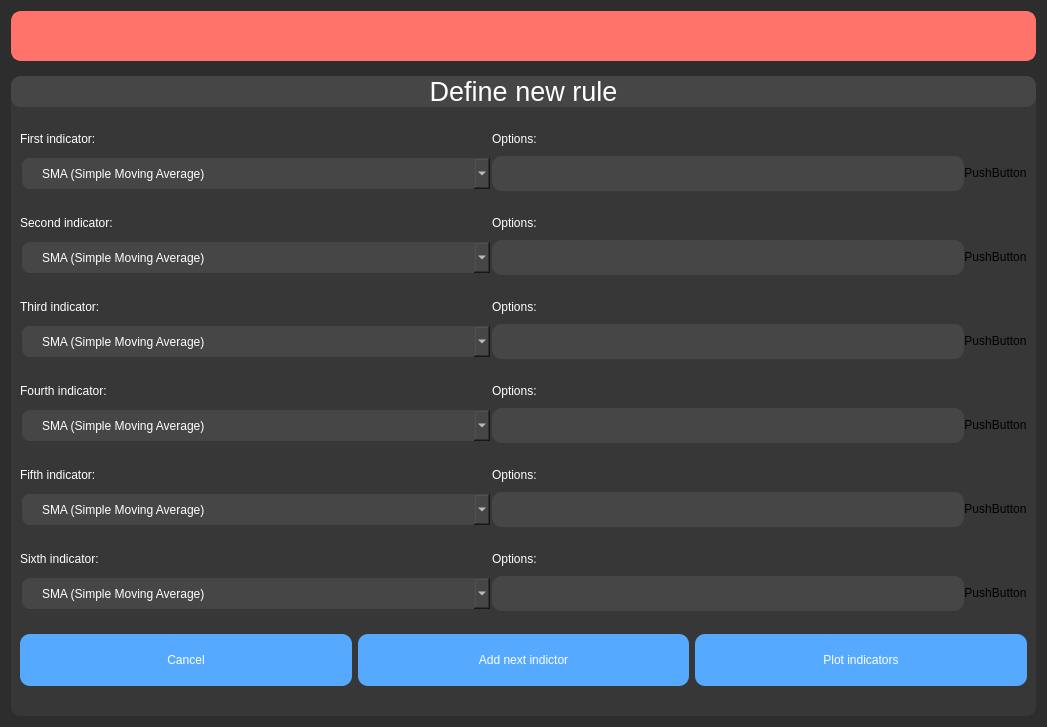
This is ui/define_indicator_to_plot_page.ui in kornelHub/BackTesting-App as Qt 5 draws it before an edit. The edited form follows.
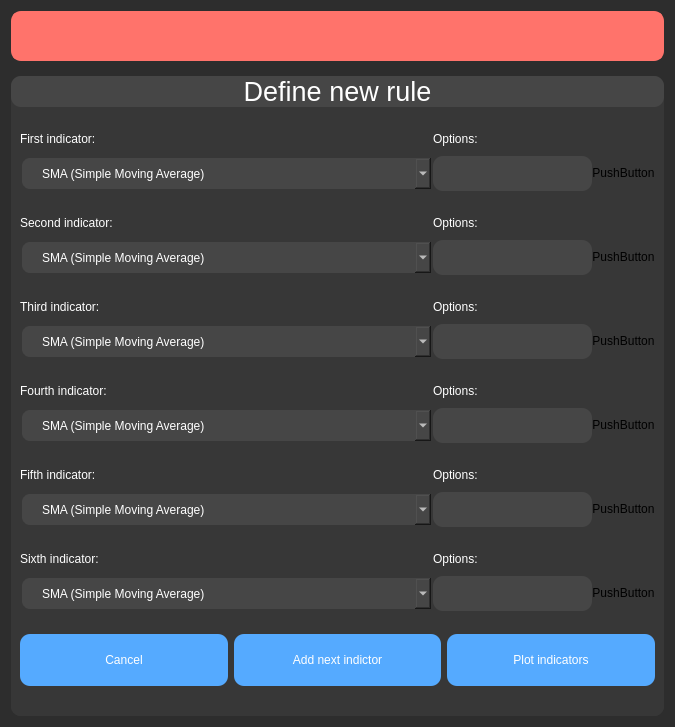
This is the edited form.

Commit message: change indicator options QPushButton to QToolButton and adjust visual style in define_indicator_to_plot_page.ui

Patch:
```diff
--- a/ui/define_indicator_to_plot_page.ui
+++ b/ui/define_indicator_to_plot_page.ui
@@ -6,10 +6,22 @@
    <rect>
     <x>0</x>
     <y>0</y>
-    <width>1047</width>
+    <width>675</width>
     <height>727</height>
    </rect>
   </property>
+  <property name="minimumSize">
+   <size>
+    <width>675</width>
+    <height>0</height>
+   </size>
+  </property>
+  <property name="maximumSize">
+   <size>
+    <width>675</width>
+    <height>16777215</height>
+   </size>
+  </property>
   <property name="windowTitle">
    <string>Form</string>
   </property>
@@ -196,51 +208,6 @@
                <property name="spacing">
                 <number>0</number>
                </property>
-               <item row="1" column="1">
-                <widget class="QPushButton" name="indicatorOptions_button">
-                 <property name="sizePolicy">
-                  <sizepolicy hsizetype="Expanding" vsizetype="Expanding">
-                   <horstretch>0</horstretch>
-                   <verstretch>0</verstretch>
-                  </sizepolicy>
-                 </property>
-                 <property name="minimumSize">
-                  <size>
-                   <width>0</width>
-                   <height>35</height>
-                  </size>
-                 </property>
-                 <property name="maximumSize">
-                  <size>
-                   <width>16777215</width>
-                   <height>35</height>
-                  </size>
-                 </property>
-                 <property name="font">
-                  <font>
-                   <pointsize>10</pointsize>
-                  </font>
-                 </property>
-                 <property name="styleSheet">
-                  <string notr="true">QPushButton {
-color: rgb(255, 255, 255);
-background-color: rgb(70,70,70);
-border: 0px sold;
-border-radius: 10px;
-
-}
-QPushButton:hover {
-	 border: 2px solid rgb(85,85,85);
-}
-QPushButton[invalid='true']{
-        border: 2px solid rgb(255, 115, 107);
-}</string>
-                 </property>
-                 <property name="text">
-                  <string/>
-                 </property>
-                </widget>
-               </item>
                <item row="1" column="0">
                 <widget class="QComboBox" name="firstIndicator_comboBox">
                  <property name="sizePolicy">
@@ -451,6 +418,55 @@
                  </property>
                 </widget>
                </item>
+               <item row="1" column="1">
+                <widget class="QToolButton" name="indicatorOptions_button">
+                 <property name="sizePolicy">
+                  <sizepolicy hsizetype="Expanding" vsizetype="Expanding">
+                   <horstretch>0</horstretch>
+                   <verstretch>0</verstretch>
+                  </sizepolicy>
+                 </property>
+                 <property name="minimumSize">
+                  <size>
+                   <width>0</width>
+                   <height>35</height>
+                  </size>
+                 </property>
+                 <property name="maximumSize">
+                  <size>
+                   <width>16777215</width>
+                   <height>35</height>
+                  </size>
+                 </property>
+                 <property name="font">
+                  <font>
+                   <pointsize>10</pointsize>
+                  </font>
+                 </property>
+                 <property name="layoutDirection">
+                  <enum>Qt::RightToLeft</enum>
+                 </property>
+                 <property name="styleSheet">
+                  <string notr="true">QToolButton {
+color: rgb(255, 255, 255);
+background-color: rgb(70,70,70);
+border: 0px sold;
+border-radius: 10px;
+padding-left: 50px;
+padding-right: 10px;
+}
+QToolButton:hover {
+	 border: 2px solid rgb(85,85,85);
+}
+QToolButton[invalid='true']{
+        border: 2px solid rgb(255, 115, 107);
+}</string>
+                 </property>
+                 <property name="text">
+                  <string/>
+                 </property>
+                </widget>
+               </item>
               </layout>
              </widget>
             </item>
@@ -541,51 +557,6 @@
                  </property>
                 </widget>
                </item>
-               <item row="1" column="1">
-                <widget class="QPushButton" name="indicatorOptions_button_2">
-                 <property name="sizePolicy">
-                  <sizepolicy hsizetype="Expanding" vsizetype="Expanding">
-                   <horstretch>0</horstretch>
-                   <verstretch>0</verstretch>
-                  </sizepolicy>
-                 </property>
-                 <property name="minimumSize">
-                  <size>
-                   <width>0</width>
-                   <height>35</height>
-                  </size>
-                 </property>
-                 <property name="maximumSize">
-                  <size>
-                   <width>16777215</width>
-                   <height>35</height>
-                  </size>
-                 </property>
-                 <property name="font">
-                  <font>
-                   <pointsize>10</pointsize>
-                  </font>
-                 </property>
-                 <property name="styleSheet">
-                  <string notr="true">QPushButton {
-color: rgb(255, 255, 255);
-background-color: rgb(70,70,70);
-border: 0px sold;
-border-radius: 10px;
-
-}
-QPushButton:hover {
-	 border: 2px solid rgb(85,85,85);
-}
-QPushButton[invalid='true']{
-        border: 2px solid rgb(255, 115, 107);
-}</string>
-                 </property>
-                 <property name="text">
-                  <string/>
-                 </property>
-                </widget>
-               </item>
                <item row="1" column="0">
                 <widget class="QComboBox" name="firstIndicator_comboBox_2">
                  <property name="sizePolicy">
@@ -764,6 +735,55 @@
                  </property>
                 </widget>
                </item>
+               <item row="1" column="1">
+                <widget class="QToolButton" name="indicatorOptions_button_2">
+                 <property name="sizePolicy">
+                  <sizepolicy hsizetype="Expanding" vsizetype="Expanding">
+                   <horstretch>0</horstretch>
+                   <verstretch>0</verstretch>
+                  </sizepolicy>
+                 </property>
+                 <property name="minimumSize">
+                  <size>
+                   <width>0</width>
+                   <height>35</height>
+                  </size>
+                 </property>
+                 <property name="maximumSize">
+                  <size>
+                   <width>16777215</width>
+                   <height>35</height>
+                  </size>
+                 </property>
+                 <property name="font">
+                  <font>
+                   <pointsize>10</pointsize>
+                  </font>
+                 </property>
+                 <property name="layoutDirection">
+                  <enum>Qt::RightToLeft</enum>
+                 </property>
+                 <property name="styleSheet">
+                  <string notr="true">QToolButton {
+color: rgb(255, 255, 255);
+background-color: rgb(70,70,70);
+border: 0px sold;
+border-radius: 10px;
+padding-left: 50px;
+padding-right: 10px;
+}
+QToolButton:hover {
+	 border: 2px solid rgb(85,85,85);
+}
+QToolButton[invalid='true']{
+        border: 2px solid rgb(255, 115, 107);
+}</string>
+                 </property>
+                 <property name="text">
+                  <string/>
+                 </property>
+                </widget>
+               </item>
               </layout>
              </widget>
             </item>
@@ -854,51 +874,6 @@
                  </property>
                 </widget>
                </item>
-               <item row="1" column="1">
-                <widget class="QPushButton" name="indicatorOptions_button_3">
-                 <property name="sizePolicy">
-                  <sizepolicy hsizetype="Expanding" vsizetype="Expanding">
-                   <horstretch>0</horstretch>
-                   <verstretch>0</verstretch>
-                  </sizepolicy>
-                 </property>
-                 <property name="minimumSize">
-                  <size>
-                   <width>0</width>
-                   <height>35</height>
-                  </size>
-                 </property>
-                 <property name="maximumSize">
-                  <size>
-                   <width>16777215</width>
-                   <height>35</height>
-                  </size>
-                 </property>
-                 <property name="font">
-                  <font>
-                   <pointsize>10</pointsize>
-                  </font>
-                 </property>
-                 <property name="styleSheet">
-                  <string notr="true">QPushButton {
-color: rgb(255, 255, 255);
-background-color: rgb(70,70,70);
-border: 0px sold;
-border-radius: 10px;
-
-}
-QPushButton:hover {
-	 border: 2px solid rgb(85,85,85);
-}
-QPushButton[invalid='true']{
-        border: 2px solid rgb(255, 115, 107);
-}</string>
-                 </property>
-                 <property name="text">
-                  <string/>
-                 </property>
-                </widget>
-               </item>
                <item row="1" column="0">
                 <widget class="QComboBox" name="firstIndicator_comboBox_3">
                  <property name="sizePolicy">
@@ -1077,6 +1052,55 @@
                  </property>
                 </widget>
                </item>
+               <item row="1" column="1">
+                <widget class="QToolButton" name="indicatorOptions_button_3">
+                 <property name="sizePolicy">
+                  <sizepolicy hsizetype="Expanding" vsizetype="Expanding">
+                   <horstretch>0</horstretch>
+                   <verstretch>0</verstretch>
+                  </sizepolicy>
+                 </property>
+                 <property name="minimumSize">
+                  <size>
+                   <width>0</width>
+                   <height>35</height>
+                  </size>
+                 </property>
+                 <property name="maximumSize">
+                  <size>
+                   <width>16777215</width>
+                   <height>35</height>
+                  </size>
+                 </property>
+                 <property name="font">
+                  <font>
+                   <pointsize>10</pointsize>
+                  </font>
+                 </property>
+                 <property name="layoutDirection">
+                  <enum>Qt::RightToLeft</enum>
+                 </property>
+                 <property name="styleSheet">
+                  <string notr="true">QToolButton {
+color: rgb(255, 255, 255);
+background-color: rgb(70,70,70);
+border: 0px sold;
+border-radius: 10px;
+padding-left: 50px;
+padding-right: 10px;
+}
+QToolButton:hover {
+	 border: 2px solid rgb(85,85,85);
+}
+QToolButton[invalid='true']{
+        border: 2px solid rgb(255, 115, 107);
+}</string>
+                 </property>
+                 <property name="text">
+                  <string/>
+                 </property>
+                </widget>
+               </item>
               </layout>
              </widget>
             </item>
@@ -1338,51 +1362,6 @@
                  </item>
                 </widget>
                </item>
-               <item row="1" column="1">
-                <widget class="QPushButton" name="indicatorOptions_button_4">
-                 <property name="sizePolicy">
-                  <sizepolicy hsizetype="Expanding" vsizetype="Expanding">
-                   <horstretch>0</horstretch>
-                   <verstretch>0</verstretch>
-                  </sizepolicy>
-                 </property>
-                 <property name="minimumSize">
-                  <size>
-                   <width>0</width>
-                   <height>35</height>
-                  </size>
-                 </property>
-                 <property name="maximumSize">
-                  <size>
-                   <width>16777215</width>
-                   <height>35</height>
-                  </size>
-                 </property>
-                 <property name="font">
-                  <font>
-                   <pointsize>10</pointsize>
-                  </font>
-                 </property>
-                 <property name="styleSheet">
-                  <string notr="true">QPushButton {
-color: rgb(255, 255, 255);
-background-color: rgb(70,70,70);
-border: 0px sold;
-border-radius: 10px;
-
-}
-QPushButton:hover {
-	 border: 2px solid rgb(85,85,85);
-}
-QPushButton[invalid='true']{
-        border: 2px solid rgb(255, 115, 107);
-}</string>
-                 </property>
-                 <property name="text">
-                  <string/>
-                 </property>
-                </widget>
-               </item>
                <item row="1" column="2">
                 <widget class="QPushButton" name="delete_button_4">
                  <property name="text">
@@ -1390,6 +1369,55 @@
                  </property>
                 </widget>
                </item>
+               <item row="1" column="1">
+                <widget class="QToolButton" name="indicatorOptions_button_4">
+                 <property name="sizePolicy">
+                  <sizepolicy hsizetype="Expanding" vsizetype="Expanding">
+                   <horstretch>0</horstretch>
+                   <verstretch>0</verstretch>
+                  </sizepolicy>
+                 </property>
+                 <property name="minimumSize">
+                  <size>
+                   <width>0</width>
+                   <height>35</height>
+                  </size>
+                 </property>
+                 <property name="maximumSize">
+                  <size>
+                   <width>16777215</width>
+                   <height>35</height>
+                  </size>
+                 </property>
+                 <property name="font">
+                  <font>
+                   <pointsize>10</pointsize>
+                  </font>
+                 </property>
+                 <property name="layoutDirection">
+                  <enum>Qt::RightToLeft</enum>
+                 </property>
+                 <property name="styleSheet">
+                  <string notr="true">QToolButton {
+color: rgb(255, 255, 255);
+background-color: rgb(70,70,70);
+border: 0px sold;
+border-radius: 10px;
+padding-left: 50px;
+padding-right: 10px;
+}
+QToolButton:hover {
+	 border: 2px solid rgb(85,85,85);
+}
+QToolButton[invalid='true']{
+        border: 2px solid rgb(255, 115, 107);
+}</string>
+                 </property>
+                 <property name="text">
+                  <string/>
+                 </property>
+                </widget>
+               </item>
               </layout>
              </widget>
             </item>
@@ -1464,51 +1492,6 @@
                  </property>
                 </widget>
                </item>
-               <item row="1" column="1">
-                <widget class="QPushButton" name="indicatorOptions_button_5">
-                 <property name="sizePolicy">
-                  <sizepolicy hsizetype="Expanding" vsizetype="Expanding">
-                   <horstretch>0</horstretch>
-                   <verstretch>0</verstretch>
-                  </sizepolicy>
-                 </property>
-                 <property name="minimumSize">
-                  <size>
-                   <width>0</width>
-                   <height>35</height>
-                  </size>
-                 </property>
-                 <property name="maximumSize">
-                  <size>
-                   <width>16777215</width>
-                   <height>35</height>
-                  </size>
-                 </property>
-                 <property name="font">
-                  <font>
-                   <pointsize>10</pointsize>
-                  </font>
-                 </property>
-                 <property name="styleSheet">
-                  <string notr="true">QPushButton {
-color: rgb(255, 255, 255);
-background-color: rgb(70,70,70);
-border: 0px sold;
-border-radius: 10px;
-
-}
-QPushButton:hover {
-	 border: 2px solid rgb(85,85,85);
-}
-QPushButton[invalid='true']{
-        border: 2px solid rgb(255, 115, 107);
-}</string>
-                 </property>
-                 <property name="text">
-                  <string/>
-                 </property>
-                </widget>
-               </item>
                <item row="1" column="0">
                 <widget class="QComboBox" name="firstIndicator_comboBox_5">
                  <property name="sizePolicy">
@@ -1703,6 +1686,55 @@
                  </property>
                 </widget>
                </item>
+               <item row="1" column="1">
+                <widget class="QToolButton" name="indicatorOptions_button_5">
+                 <property name="sizePolicy">
+                  <sizepolicy hsizetype="Expanding" vsizetype="Expanding">
+                   <horstretch>0</horstretch>
+                   <verstretch>0</verstretch>
+                  </sizepolicy>
+                 </property>
+                 <property name="minimumSize">
+                  <size>
+                   <width>0</width>
+                   <height>35</height>
+                  </size>
+                 </property>
+                 <property name="maximumSize">
+                  <size>
+                   <width>16777215</width>
+                   <height>35</height>
+                  </size>
+                 </property>
+                 <property name="font">
+                  <font>
+                   <pointsize>10</pointsize>
+                  </font>
+                 </property>
+                 <property name="layoutDirection">
+                  <enum>Qt::RightToLeft</enum>
+                 </property>
+                 <property name="styleSheet">
+                  <string notr="true">QToolButton {
+color: rgb(255, 255, 255);
+background-color: rgb(70,70,70);
+border: 0px sold;
+border-radius: 10px;
+padding-left: 50px;
+padding-right: 10px;
+}
+QToolButton:hover {
+	 border: 2px solid rgb(85,85,85);
+}
+QToolButton[invalid='true']{
+        border: 2px solid rgb(255, 115, 107);
+}</string>
+                 </property>
+                 <property name="text">
+                  <string/>
+                 </property>
+                </widget>
+               </item>
               </layout>
              </widget>
             </item>
@@ -1948,51 +1980,6 @@
                  </property>
                 </widget>
                </item>
-               <item row="1" column="1">
-                <widget class="QPushButton" name="indicatorOptions_button_6">
-                 <property name="sizePolicy">
-                  <sizepolicy hsizetype="Expanding" vsizetype="Expanding">
-                   <horstretch>0</horstretch>
-                   <verstretch>0</verstretch>
-                  </sizepolicy>
-                 </property>
-                 <property name="minimumSize">
-                  <size>
-                   <width>0</width>
-                   <height>35</height>
-                  </size>
-                 </property>
-                 <property name="maximumSize">
-                  <size>
-                   <width>16777215</width>
-                   <height>35</height>
-                  </size>
-                 </property>
-                 <property name="font">
-                  <font>
-                   <pointsize>10</pointsize>
-                  </font>
-                 </property>
-                 <property name="styleSheet">
-                  <string notr="true">QPushButton {
-color: rgb(255, 255, 255);
-background-color: rgb(70,70,70);
-border: 0px sold;
-border-radius: 10px;
-
-}
-QPushButton:hover {
-	 border: 2px solid rgb(85,85,85);
-}
-QPushButton[invalid='true']{
-        border: 2px solid rgb(255, 115, 107);
-}</string>
-                 </property>
-                 <property name="text">
-                  <string/>
-                 </property>
-                </widget>
-               </item>
                <item row="0" column="1">
                 <widget class="QLabel" name="indicator_options_label_6">
                  <property name="styleSheet">
@@ -2016,6 +2003,55 @@
                  </property>
                 </widget>
                </item>
+               <item row="1" column="1">
+                <widget class="QToolButton" name="indicatorOptions_button_6">
+                 <property name="sizePolicy">
+                  <sizepolicy hsizetype="Expanding" vsizetype="Expanding">
+                   <horstretch>0</horstretch>
+                   <verstretch>0</verstretch>
+                  </sizepolicy>
+                 </property>
+                 <property name="minimumSize">
+                  <size>
+                   <width>0</width>
+                   <height>35</height>
+                  </size>
+                 </property>
+                 <property name="maximumSize">
+                  <size>
+                   <width>16777215</width>
+                   <height>35</height>
+                  </size>
+                 </property>
+                 <property name="font">
+                  <font>
+                   <pointsize>10</pointsize>
+                  </font>
+                 </property>
+                 <property name="layoutDirection">
+                  <enum>Qt::RightToLeft</enum>
+                 </property>
+                 <property name="styleSheet">
+                  <string notr="true">QToolButton {
+color: rgb(255, 255, 255);
+background-color: rgb(70,70,70);
+border: 0px sold;
+border-radius: 10px;
+padding-left: 50px;
+padding-right: 10px;
+}
+QToolButton:hover {
+	 border: 2px solid rgb(85,85,85);
+}
+QToolButton[invalid='true']{
+        border: 2px solid rgb(255, 115, 107);
+}</string>
+                 </property>
+                 <property name="text">
+                  <string/>
+                 </property>
+                </widget>
+               </item>
               </layout>
              </widget>
             </item>
```
The commit also changes 1 other file.
